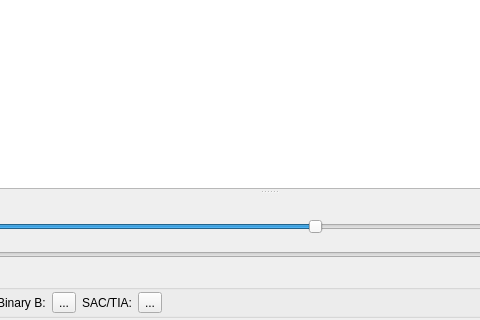
Old version of the form src/mainwindow.ui in the repository bernds/GAPFixFractal; both pictures show x 277 to 757 and y 660 to 980 of the 1091 by 980 pixel window.
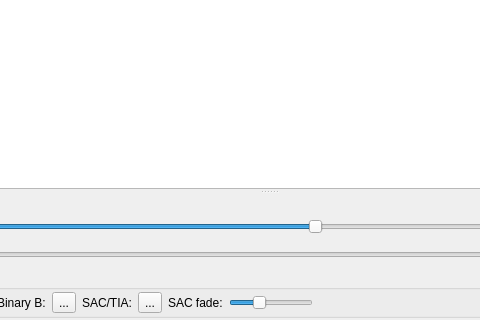
New version of the form. Icons and pictures are not drawn. Custom widgets are drawn as their Qt base class.

Commit message: Add a slider for the SAC fade strength

```diff
--- a/src/mainwindow.ui
+++ b/src/mainwindow.ui
@@ -1547,6 +1547,62 @@
           </property>
          </widget>
         </item>
+        <item>
+         <widget class="QWidget" name="widget_7" native="true">
+          <property name="sizePolicy">
+           <sizepolicy hsizetype="Minimum" vsizetype="Preferred">
+            <horstretch>0</horstretch>
+            <verstretch>0</verstretch>
+           </sizepolicy>
+          </property>
+          <layout class="QHBoxLayout" name="horizontalLayout_16">
+           <property name="leftMargin">
+            <number>0</number>
+           </property>
+           <property name="topMargin">
+            <number>0</number>
+           </property>
+           <property name="rightMargin">
+            <number>0</number>
+           </property>
+           <property name="bottomMargin">
+            <number>0</number>
+           </property>
+           <item>
+            <widget class="QLabel" name="label_16">
+             <property name="text">
+              <string>SAC fade:</string>
+             </property>
+            </widget>
+           </item>
+           <item>
+            <widget class="QSlider" name="SACFadeSlider">
+             <property name="sizePolicy">
+              <sizepolicy hsizetype="Minimum" vsizetype="Fixed">
+               <horstretch>0</horstretch>
+               <verstretch>0</verstretch>
+              </sizepolicy>
+             </property>
+             <property name="minimum">
+              <number>1</number>
+             </property>
+             <property name="maximum">
+              <number>10</number>
+             </property>
+             <property name="pageStep">
+              <number>1</number>
+             </property>
+             <property name="value">
+              <number>4</number>
+             </property>
+             <property name="orientation">
+              <enum>Qt::Horizontal</enum>
+             </property>
+            </widget>
+           </item>
+          </layout>
+         </widget>
+        </item>
         <item>
          <spacer name="horizontalSpacer">
           <property name="orientation">
```
Left out of the diff: 3 changed lines with no effect on the pictures. The commit also changes 4 other files.
